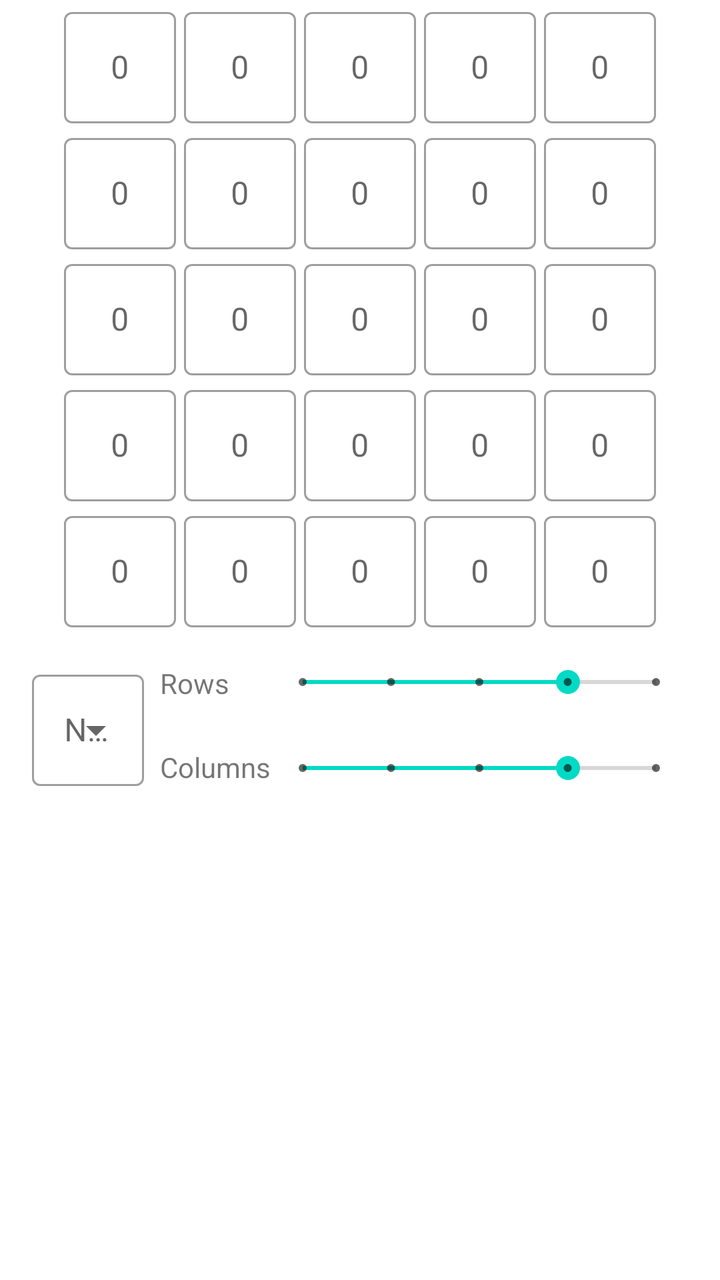
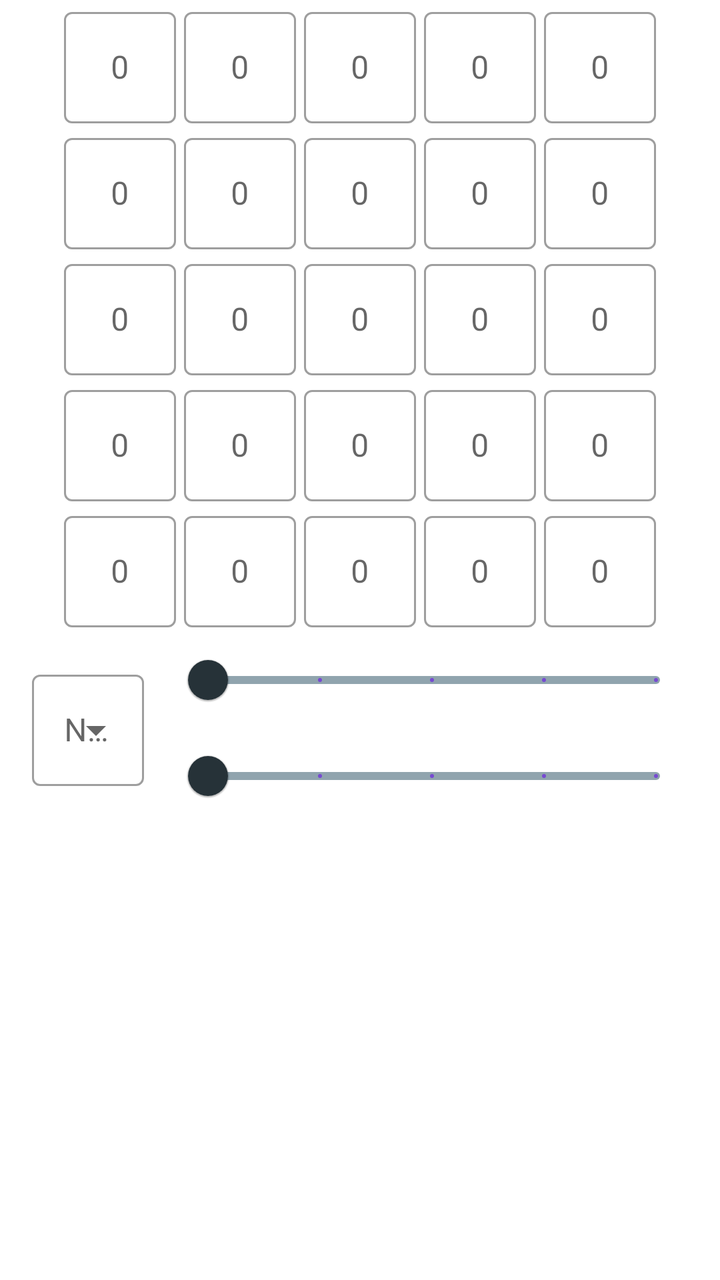

An Android layout rendered at two revisions. The XML below is the earlier revision; the diff shows what the commit changed to produce the second picture.
<!-- AndroidManifest.xml: application theme Theme.Matscape -->
<!-- res/layout/fragment_matrix_edit.xml -->
<?xml version="1.0" encoding="utf-8"?>
<androidx.constraintlayout.widget.ConstraintLayout xmlns:android="http://schemas.android.com/apk/res/android"
    xmlns:app="http://schemas.android.com/apk/res-auto"
    xmlns:tools="http://schemas.android.com/tools"
    android:layout_width="match_parent"
    android:layout_height="match_parent"
    tools:context=".Fragments.MatrixFragments.EditMatrixFragment">

    <HorizontalScrollView
        android:id="@+id/horizontalScrollView"
        android:layout_width="wrap_content"
        android:layout_height="wrap_content"
        android:scrollbars="none"
        app:layout_constraintBottom_toTopOf="@id/EditMatrixGuideLine"
        app:layout_constraintEnd_toEndOf="parent"
        app:layout_constraintStart_toStartOf="parent"
        app:layout_constraintTop_toTopOf="parent">

        <LinearLayout
            android:layout_width="wrap_content"
            android:layout_height="wrap_content"
            android:orientation="horizontal">

            <LinearLayout
                style="@style/ChangeMatrixLinearLayouts"
                app:layout_constraintTop_toBottomOf="@+id/imageView">

                <com.google.android.material.textfield.TextInputLayout
                    android:id="@+id/ChangeMatrixLayout11"
                    style="@style/Widget.MaterialComponents.TextInputLayout.OutlinedBox"
                    android:layout_width="wrap_content"
                    android:layout_height="wrap_content"
                    android:gravity="center"
                    android:hint="@string/hint_textInputLayout">

                    <com.google.android.material.textfield.TextInputEditText
                        android:id="@+id/ChangeMatrixField11"
                        style="@style/ChangeMatrixMaterialFields" />

                </com.google.android.material.textfield.TextInputLayout>

                <com.google.android.material.textfield.TextInputLayout
                    android:id="@+id/ChangeMatrixLayout21"
                    style="@style/Widget.MaterialComponents.TextInputLayout.OutlinedBox"
                    android:layout_width="wrap_content"
                    android:layout_height="wrap_content"
                    android:gravity="center"
                    android:hint="@string/hint_textInputLayout">

                    <com.google.android.material.textfield.TextInputEditText
                        android:id="@+id/ChangeMatrixField21"
                        style="@style/ChangeMatrixMaterialFields" />

                </com.google.android.material.textfield.TextInputLayout>

                <com.google.android.material.textfield.TextInputLayout
                    android:id="@+id/ChangeMatrixLayout31"
                    style="@style/Widget.MaterialComponents.TextInputLayout.OutlinedBox"
                    android:layout_width="wrap_content"
                    android:layout_height="wrap_content"
                    android:gravity="center"
                    android:hint="@string/hint_textInputLayout">

                    <com.google.android.material.textfield.TextInputEditText
                        android:id="@+id/ChangeMatrixField31"
                        style="@style/ChangeMatrixMaterialFields" />

                </com.google.android.material.textfield.TextInputLayout>

                <com.google.android.material.textfield.TextInputLayout
                    android:id="@+id/ChangeMatrixLayout41"
                    style="@style/Widget.MaterialComponents.TextInputLayout.OutlinedBox"
                    android:layout_width="wrap_content"
                    android:layout_height="wrap_content"
                    android:gravity="center"
                    android:hint="@string/hint_textInputLayout">

                    <com.google.android.material.textfield.TextInputEditText
                        android:id="@+id/ChangeMatrixField41"
                        style="@style/ChangeMatrixMaterialFields" />

                </com.google.android.material.textfield.TextInputLayout>

                <com.google.android.material.textfield.TextInputLayout
                    android:id="@+id/ChangeMatrixLayout51"
                    style="@style/Widget.MaterialComponents.TextInputLayout.OutlinedBox"
                    android:layout_width="wrap_content"
                    android:layout_height="wrap_content"
                    android:gravity="center"
                    android:hint="@string/hint_textInputLayout">

                    <com.google.android.material.textfield.TextInputEditText
                        android:id="@+id/ChangeMatrixField51"
                        style="@style/ChangeMatrixMaterialFields" />

                </com.google.android.material.textfield.TextInputLayout>

            </LinearLayout>

            <LinearLayout
                style="@style/ChangeMatrixLinearLayouts"
                app:layout_constraintTop_toBottomOf="@+id/imageView">

                <com.google.android.material.textfield.TextInputLayout
                    android:id="@+id/ChangeMatrixLayout12"
                    style="@style/Widget.MaterialComponents.TextInputLayout.OutlinedBox"
                    android:layout_width="wrap_content"
                    android:layout_height="wrap_content"
                    android:gravity="center"
                    android:hint="@string/hint_textInputLayout">

                    <com.google.android.material.textfield.TextInputEditText
                        android:id="@+id/ChangeMatrixField12"
                        style="@style/ChangeMatrixMaterialFields" />

                </com.google.android.material.textfield.TextInputLayout>

                <com.google.android.material.textfield.TextInputLayout
                    android:id="@+id/ChangeMatrixLayout22"
                    style="@style/Widget.MaterialComponents.TextInputLayout.OutlinedBox"
                    android:layout_width="wrap_content"
                    android:layout_height="wrap_content"
                    android:gravity="center"
                    android:hint="@string/hint_textInputLayout">

                    <com.google.android.material.textfield.TextInputEditText
                        android:id="@+id/ChangeMatrixField22"
                        style="@style/ChangeMatrixMaterialFields" />

                </com.google.android.material.textfield.TextInputLayout>

                <com.google.android.material.textfield.TextInputLayout
                    android:id="@+id/ChangeMatrixLayout32"
                    style="@style/Widget.MaterialComponents.TextInputLayout.OutlinedBox"
                    android:layout_width="wrap_content"
                    android:layout_height="wrap_content"
                    android:gravity="center"
                    android:hint="@string/hint_textInputLayout">

                    <com.google.android.material.textfield.TextInputEditText
                        android:id="@+id/ChangeMatrixField32"
                        style="@style/ChangeMatrixMaterialFields" />

                </com.google.android.material.textfield.TextInputLayout>

                <com.google.android.material.textfield.TextInputLayout
                    android:id="@+id/ChangeMatrixLayout42"
                    style="@style/Widget.MaterialComponents.TextInputLayout.OutlinedBox"
                    android:layout_width="wrap_content"
                    android:layout_height="wrap_content"
                    android:gravity="center"
                    android:hint="@string/hint_textInputLayout">

                    <com.google.android.material.textfield.TextInputEditText
                        android:id="@+id/ChangeMatrixField42"
                        style="@style/ChangeMatrixMaterialFields" />

                </com.google.android.material.textfield.TextInputLayout>

                <com.google.android.material.textfield.TextInputLayout
                    android:id="@+id/ChangeMatrixLayout52"
                    style="@style/Widget.MaterialComponents.TextInputLayout.OutlinedBox"
                    android:layout_width="wrap_content"
                    android:layout_height="wrap_content"
                    android:gravity="center"
                    android:hint="@string/hint_textInputLayout">

                    <com.google.android.material.textfield.TextInputEditText
                        android:id="@+id/ChangeMatrixField52"
                        style="@style/ChangeMatrixMaterialFields" />

                </com.google.android.material.textfield.TextInputLayout>

            </LinearLayout>

            <LinearLayout
                style="@style/ChangeMatrixLinearLayouts"
                app:layout_constraintTop_toBottomOf="@+id/imageView">

                <com.google.android.material.textfield.TextInputLayout
                    android:id="@+id/ChangeMatrixLayout13"
                    style="@style/Widget.MaterialComponents.TextInputLayout.OutlinedBox"
                    android:layout_width="wrap_content"
                    android:layout_height="wrap_content"
                    android:gravity="center"
                    android:hint="@string/hint_textInputLayout">

                    <com.google.android.material.textfield.TextInputEditText
                        android:id="@+id/ChangeMatrixField13"
                        style="@style/ChangeMatrixMaterialFields" />

                </com.google.android.material.textfield.TextInputLayout>

                <com.google.android.material.textfield.TextInputLayout
                    android:id="@+id/ChangeMatrixLayout23"
                    style="@style/Widget.MaterialComponents.TextInputLayout.OutlinedBox"
                    android:layout_width="wrap_content"
                    android:layout_height="wrap_content"
                    android:gravity="center"
                    android:hint="@string/hint_textInputLayout">

                    <com.google.android.material.textfield.TextInputEditText
                        android:id="@+id/ChangeMatrixField23"
                        style="@style/ChangeMatrixMaterialFields" />

                </com.google.android.material.textfield.TextInputLayout>

                <com.google.android.material.textfield.TextInputLayout
                    android:id="@+id/ChangeMatrixLayout33"
                    style="@style/Widget.MaterialComponents.TextInputLayout.OutlinedBox"
                    android:layout_width="wrap_content"
                    android:layout_height="wrap_content"
                    android:gravity="center"
                    android:hint="@string/hint_textInputLayout">

                    <com.google.android.material.textfield.TextInputEditText
                        android:id="@+id/ChangeMatrixField33"
                        style="@style/ChangeMatrixMaterialFields" />

                </com.google.android.material.textfield.TextInputLayout>

                <com.google.android.material.textfield.TextInputLayout
                    android:id="@+id/ChangeMatrixLayout43"
                    style="@style/Widget.MaterialComponents.TextInputLayout.OutlinedBox"
                    android:layout_width="wrap_content"
                    android:layout_height="wrap_content"
                    android:gravity="center"
                    android:hint="@string/hint_textInputLayout">

                    <com.google.android.material.textfield.TextInputEditText
                        android:id="@+id/ChangeMatrixField43"
                        style="@style/ChangeMatrixMaterialFields" />

                </com.google.android.material.textfield.TextInputLayout>

                <com.google.android.material.textfield.TextInputLayout
                    android:id="@+id/ChangeMatrixLayout53"
                    style="@style/Widget.MaterialComponents.TextInputLayout.OutlinedBox"
                    android:layout_width="wrap_content"
                    android:layout_height="wrap_content"
                    android:gravity="center"
                    android:hint="@string/hint_textInputLayout">

                    <com.google.android.material.textfield.TextInputEditText
                        android:id="@+id/ChangeMatrixField53"
                        style="@style/ChangeMatrixMaterialFields" />

                </com.google.android.material.textfield.TextInputLayout>

            </LinearLayout>

            <LinearLayout
                style="@style/ChangeMatrixLinearLayouts"
                app:layout_constraintTop_toBottomOf="@+id/imageView">

                <com.google.android.material.textfield.TextInputLayout
                    android:id="@+id/ChangeMatrixLayout14"
                    style="@style/Widget.MaterialComponents.TextInputLayout.OutlinedBox"
                    android:layout_width="wrap_content"
                    android:layout_height="wrap_content"
                    android:gravity="center"
                    android:hint="@string/hint_textInputLayout">

                    <com.google.android.material.textfield.TextInputEditText
                        android:id="@+id/ChangeMatrixField14"
                        style="@style/ChangeMatrixMaterialFields" />

                </com.google.android.material.textfield.TextInputLayout>

                <com.google.android.material.textfield.TextInputLayout
                    android:id="@+id/ChangeMatrixLayout24"
                    style="@style/Widget.MaterialComponents.TextInputLayout.OutlinedBox"
                    android:layout_width="wrap_content"
                    android:layout_height="wrap_content"
                    android:gravity="center"
                    android:hint="@string/hint_textInputLayout">

                    <com.google.android.material.textfield.TextInputEditText
                        android:id="@+id/ChangeMatrixField24"
                        style="@style/ChangeMatrixMaterialFields" />

                </com.google.android.material.textfield.TextInputLayout>

                <com.google.android.material.textfield.TextInputLayout
                    android:id="@+id/ChangeMatrixLayout34"
                    style="@style/Widget.MaterialComponents.TextInputLayout.OutlinedBox"
                    android:layout_width="wrap_content"
                    android:layout_height="wrap_content"
                    android:gravity="center"
                    android:hint="@string/hint_textInputLayout">

                    <com.google.android.material.textfield.TextInputEditText
                        android:id="@+id/ChangeMatrixField34"
                        style="@style/ChangeMatrixMaterialFields" />

                </com.google.android.material.textfield.TextInputLayout>

                <com.google.android.material.textfield.TextInputLayout
                    android:id="@+id/ChangeMatrixLayout44"
                    style="@style/Widget.MaterialComponents.TextInputLayout.OutlinedBox"
                    android:layout_width="wrap_content"
                    android:layout_height="wrap_content"
                    android:gravity="center"
                    android:hint="@string/hint_textInputLayout">

                    <com.google.android.material.textfield.TextInputEditText
                        android:id="@+id/ChangeMatrixField44"
                        style="@style/ChangeMatrixMaterialFields" />

                </com.google.android.material.textfield.TextInputLayout>

                <com.google.android.material.textfield.TextInputLayout
                    android:id="@+id/ChangeMatrixLayout54"
                    style="@style/Widget.MaterialComponents.TextInputLayout.OutlinedBox"
                    android:layout_width="wrap_content"
                    android:layout_height="wrap_content"
                    android:gravity="center"
                    android:hint="@string/hint_textInputLayout">

                    <com.google.android.material.textfield.TextInputEditText
                        android:id="@+id/ChangeMatrixField54"
                        style="@style/ChangeMatrixMaterialFields" />

                </com.google.android.material.textfield.TextInputLayout>

            </LinearLayout>

            <LinearLayout
                style="@style/ChangeMatrixLinearLayouts"
                app:layout_constraintTop_toBottomOf="@+id/imageView">

                <com.google.android.material.textfield.TextInputLayout
                    android:id="@+id/ChangeMatrixLayout15"
                    style="@style/Widget.MaterialComponents.TextInputLayout.OutlinedBox"
                    android:layout_width="wrap_content"
                    android:layout_height="wrap_content"
                    android:gravity="center"
                    android:hint="@string/hint_textInputLayout">

                    <com.google.android.material.textfield.TextInputEditText
                        android:id="@+id/ChangeMatrixField15"
                        style="@style/ChangeMatrixMaterialFields" />

                </com.google.android.material.textfield.TextInputLayout>

                <com.google.android.material.textfield.TextInputLayout
                    android:id="@+id/ChangeMatrixLayout25"
                    style="@style/Widget.MaterialComponents.TextInputLayout.OutlinedBox"
                    android:layout_width="wrap_content"
                    android:layout_height="wrap_content"
                    android:gravity="center"
                    android:hint="@string/hint_textInputLayout">

                    <com.google.android.material.textfield.TextInputEditText
                        android:id="@+id/ChangeMatrixField25"
                        style="@style/ChangeMatrixMaterialFields" />

                </com.google.android.material.textfield.TextInputLayout>

                <com.google.android.material.textfield.TextInputLayout
                    android:id="@+id/ChangeMatrixLayout35"
                    style="@style/Widget.MaterialComponents.TextInputLayout.OutlinedBox"
                    android:layout_width="wrap_content"
                    android:layout_height="wrap_content"
                    android:gravity="center"
                    android:hint="@string/hint_textInputLayout">

                    <com.google.android.material.textfield.TextInputEditText
                        android:id="@+id/ChangeMatrixField35"
                        style="@style/ChangeMatrixMaterialFields" />

                </com.google.android.material.textfield.TextInputLayout>

                <com.google.android.material.textfield.TextInputLayout
                    android:id="@+id/ChangeMatrixLayout45"
                    style="@style/Widget.MaterialComponents.TextInputLayout.OutlinedBox"
                    android:layout_width="wrap_content"
                    android:layout_height="wrap_content"
                    android:gravity="center"
                    android:hint="@string/hint_textInputLayout">

                    <com.google.android.material.textfield.TextInputEditText
                        android:id="@+id/ChangeMatrixField45"
                        style="@style/ChangeMatrixMaterialFields" />

                </com.google.android.material.textfield.TextInputLayout>

                <com.google.android.material.textfield.TextInputLayout
                    android:id="@+id/ChangeMatrixLayout55"
                    style="@style/Widget.MaterialComponents.TextInputLayout.OutlinedBox"
                    android:layout_width="wrap_content"
                    android:layout_height="wrap_content"
                    android:gravity="center"
                    android:hint="@string/hint_textInputLayout">

                    <com.google.android.material.textfield.TextInputEditText
                        android:id="@+id/ChangeMatrixField55"
                        style="@style/ChangeMatrixMaterialFields" />

                </com.google.android.material.textfield.TextInputLayout>

            </LinearLayout>

        </LinearLayout>
    </HorizontalScrollView>

    <androidx.constraintlayout.widget.Guideline
        android:id="@+id/EditMatrixGuideLine"
        android:layout_width="wrap_content"
        android:layout_height="wrap_content"
        android:orientation="horizontal"
        app:layout_constraintGuide_begin="316dp" />

    <com.google.android.material.textfield.TextInputLayout

        android:id="@+id/textInputLayout"
        style="@style/Widget.MaterialComponents.TextInputLayout.OutlinedBox.ExposedDropdownMenu"
        android:layout_width="wrap_content"
        android:layout_height="wrap_content"
        android:layout_marginStart="16dp"
        android:layout_marginTop="16dp"
        android:hint="@string/hint_spinner"
        android:orientation="horizontal"
        app:layout_constraintStart_toStartOf="parent"
        app:layout_constraintTop_toBottomOf="@+id/EditMatrixGuideLine">

        <AutoCompleteTextView
            android:id="@+id/MatrixNamesSpinner"
            android:layout_width="match_parent"
            android:layout_height="wrap_content"
            android:inputType="none"
            tools:ignore="LabelFor" />

    </com.google.android.material.textfield.TextInputLayout>

    <TextView
        android:id="@+id/RowsTextView"
        android:layout_width="wrap_content"
        android:layout_height="wrap_content"
        android:layout_marginStart="8dp"
        android:text="@string/text_rows"
        app:layout_constraintStart_toEndOf="@+id/textInputLayout"
        app:layout_constraintTop_toTopOf="@+id/textInputLayout" />

    <SeekBar
        android:id="@+id/EditMatrixRowsSeekbar"
        style="@style/Widget.AppCompat.SeekBar.Discrete"
        android:layout_width="0dp"
        android:layout_height="wrap_content"
        android:layout_marginEnd="16dp"
        android:max="4"
        android:progress="3"
        app:layout_constraintEnd_toEndOf="parent"
        app:layout_constraintHorizontal_bias="0.0"
        app:layout_constraintStart_toEndOf="@+id/ColumnsTextView"
        app:layout_constraintTop_toTopOf="@+id/RowsTextView" />

    <TextView
        android:id="@+id/ColumnsTextView"
        android:layout_width="wrap_content"
        android:layout_height="wrap_content"
        android:layout_marginStart="8dp"
        android:text="@string/text_columns"
        app:layout_constraintBottom_toBottomOf="@+id/textInputLayout"
        app:layout_constraintStart_toEndOf="@+id/textInputLayout" />

    <SeekBar
        android:id="@+id/EditMatrixColumnsSeekBar"
        style="@style/Widget.AppCompat.SeekBar.Discrete"
        android:layout_width="0dp"
        android:layout_height="wrap_content"
        android:layout_marginEnd="16dp"
        android:max="4"
        android:progress="3"
        app:layout_constraintBottom_toBottomOf="@+id/ColumnsTextView"
        app:layout_constraintEnd_toEndOf="parent"
        app:layout_constraintHorizontal_bias="0.0"
        app:layout_constraintStart_toEndOf="@+id/ColumnsTextView" />


    <androidx.cardview.widget.CardView
        android:id="@+id/EditNumpadCardView"
        android:layout_width="match_parent"
        android:layout_height="wrap_content"
        android:layout_margin="5dp"
        app:layout_constraintBottom_toBottomOf="parent"
        app:layout_constraintEnd_toEndOf="parent"
        app:layout_constraintStart_toStartOf="parent">

    </androidx.cardview.widget.CardView>


</androidx.constraintlayout.widget.ConstraintLayout>
<!-- resources referenced by this layout -->
<resources>
  <string name="hint_spinner">Name</string>
  <string name="hint_textInputLayout">0</string>
  <string name="text_columns">Columns</string>
  
      //for EditMatrixFragment Numpad
  <string name="text_rows">Rows</string>
  <style name="ChangeMatrixLinearLayouts">
          <item name="android:layout_width">wrap_content</item>
          <item name="android:layout_height">wrap_content</item>
          <item name="android:orientation">vertical</item>
          <item name="android:gravity">center</item>
      </style>
  
      //for ChangeMatrix Matrix Fields
  <style name="ChangeMatrixMaterialFields">
          <item name="android:layout_width">wrap_content</item>
          <item name="android:layout_height">wrap_content</item>
          <item name="android:layout_margin">2dp</item>
          <item name="android:inputType">numberSigned</item>
          <item name="android:gravity">center</item>
      </style>
  
      //for EditMatrixFragment Keypad Material buttons
  <style name="Theme.Matscape" parent="Theme.MaterialComponents.DayNight.NoActionBar">
          
          <item name="colorPrimary">@color/purple_500</item>
          <item name="colorPrimaryVariant">@color/purple_700</item>
          <item name="colorOnPrimary">@color/white</item>
          
          <item name="colorSecondary">@color/teal_200</item>
          <item name="colorSecondaryVariant">@color/teal_700</item>
          <item name="colorOnSecondary">@color/black</item>
          
          <item name="android:statusBarColor" tools:targetApi="l">?attr/colorPrimaryVariant</item>
          
      </style>
  <color name="purple_500">#FF6200EE</color>
  <color name="purple_700">#FF3700B3</color>
  <color name="white">#FFFFFFFF</color>
  <color name="teal_200">#FF03DAC5</color>
  <color name="teal_700">#FF018786</color>
  <color name="black">#FF000000</color>
</resources>

<!-- the commit's change to res/layout/fragment_matrix_edit.xml (unified diff, before → after) -->
@@ -433,49 +433,20 @@
 
     </com.google.android.material.textfield.TextInputLayout>
 
-    <TextView
-        android:id="@+id/RowsTextView"
-        android:layout_width="wrap_content"
-        android:layout_height="wrap_content"
-        android:layout_marginStart="8dp"
-        android:text="@string/text_rows"
+    <com.google.android.material.slider.Slider
+        android:id="@+id/EditMatrixRowsSlider"
+        style="@style/MatrixDimensionsSliders"
+        app:layout_constraintEnd_toEndOf="parent"
         app:layout_constraintStart_toEndOf="@+id/textInputLayout"
-        app:layout_constraintTop_toTopOf="@+id/textInputLayout" />
-
-    <SeekBar
-        android:id="@+id/EditMatrixRowsSeekbar"
-        style="@style/Widget.AppCompat.SeekBar.Discrete"
-        android:layout_width="0dp"
-        android:layout_height="wrap_content"
-        android:layout_marginEnd="16dp"
-        android:max="4"
-        android:progress="3"
+        app:layout_constraintTop_toTopOf="@+id/EditMatrixGuideLine" />
+
+
+    <com.google.android.material.slider.Slider
+        android:id="@+id/EditMatrixColumnsSlider"
+        style="@style/MatrixDimensionsSliders"
         app:layout_constraintEnd_toEndOf="parent"
-        app:layout_constraintHorizontal_bias="0.0"
-        app:layout_constraintStart_toEndOf="@+id/ColumnsTextView"
-        app:layout_constraintTop_toTopOf="@+id/RowsTextView" />
-
-    <TextView
-        android:id="@+id/ColumnsTextView"
-        android:layout_width="wrap_content"
-        android:layout_height="wrap_content"
-        android:layout_marginStart="8dp"
-        android:text="@string/text_columns"
-        app:layout_constraintBottom_toBottomOf="@+id/textInputLayout"
-        app:layout_constraintStart_toEndOf="@+id/textInputLayout" />
-
-    <SeekBar
-        android:id="@+id/EditMatrixColumnsSeekBar"
-        style="@style/Widget.AppCompat.SeekBar.Discrete"
-        android:layout_width="0dp"
-        android:layout_height="wrap_content"
-        android:layout_marginEnd="16dp"
-        android:max="4"
-        android:progress="3"
-        app:layout_constraintBottom_toBottomOf="@+id/ColumnsTextView"
-        app:layout_constraintEnd_toEndOf="parent"
-        app:layout_constraintHorizontal_bias="0.0"
-        app:layout_constraintStart_toEndOf="@+id/ColumnsTextView" />
+        app:layout_constraintStart_toEndOf="@+id/textInputLayout"
+        app:layout_constraintTop_toBottomOf="@+id/EditMatrixRowsSlider" />
 
 
     <androidx.cardview.widget.CardView
<!-- resource entries referenced after the edit -->
@@ -2,10 +2,6 @@
 <resources>
   <string name="hint_spinner">Name</string>
   <string name="hint_textInputLayout">0</string>
-  <string name="text_columns">Columns</string>
-  
-      //for EditMatrixFragment Numpad
-  <string name="text_rows">Rows</string>
   <style name="ChangeMatrixLinearLayouts">
           <item name="android:layout_width">wrap_content</item>
           <item name="android:layout_height">wrap_content</item>
@@ -23,6 +19,20 @@
       </style>
   
       //for EditMatrixFragment Keypad Material buttons
+  <style name="MatrixDimensionsSliders">
+          <item name="android:layout_width">0dp</item>
+          <item name="android:layout_height">0dp</item>
+          <item name="android:stepSize">1</item>
+          <item name="android:valueFrom">1</item>
+          <item name="android:valueTo">5</item>
+          <item name="android:layout_marginEnd">16dp</item>
+          <item name="android:layout_marginStart">16dp</item>
+          <item name="haloColor">@color/blue_black</item>
+          <item name="thumbColor">@color/blue_black</item>
+          <item name="trackColorActive">@color/blue_black</item>
+          <item name="trackColorInactive">@color/light_blue_black</item>
+      </style>
+      //for Settings Default Matrix Preview Bullets
   <style name="Theme.Matscape" parent="Theme.MaterialComponents.DayNight.NoActionBar">
           
           <item name="colorPrimary">@color/purple_500</item>
@@ -36,6 +46,8 @@
           <item name="android:statusBarColor" tools:targetApi="l">?attr/colorPrimaryVariant</item>
           
       </style>
+  <color name="blue_black">#263238</color>
+  <color name="light_blue_black">#90A4AE</color>
   <color name="purple_500">#FF6200EE</color>
   <color name="purple_700">#FF3700B3</color>
   <color name="white">#FFFFFFFF</color>
